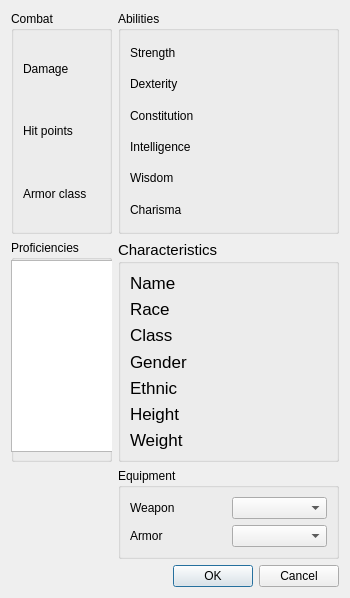
Before: the Qt Designer form pyQTApp/qt_designer_widgets/character_dialog.ui in codingame-team/DnD-5th-Edition-API, drawn with Qt 5.
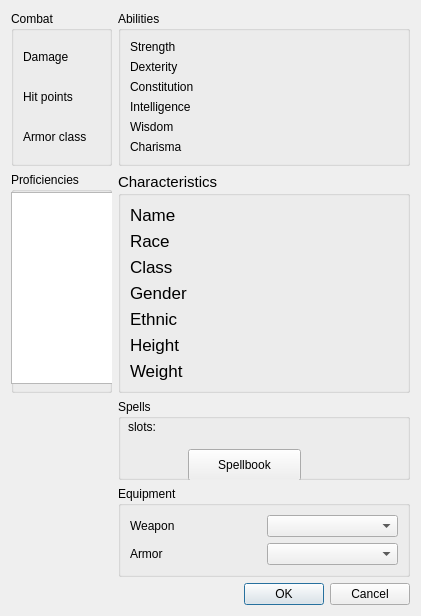
After: the same form once the commit is applied.

Commit message: add spells dialog widget for character sheet

The edit to the form file:
```diff
--- a/pyQTApp/qt_designer_widgets/character_dialog.ui
+++ b/pyQTApp/qt_designer_widgets/character_dialog.ui
@@ -6,14 +6,21 @@
    <rect>
     <x>0</x>
     <y>0</y>
-    <width>350</width>
-    <height>598</height>
+    <width>421</width>
+    <height>616</height>
    </rect>
   </property>
   <property name="windowTitle">
    <string>Dialog</string>
   </property>
   <layout class="QGridLayout" name="gridLayout_7">
+   <item row="7" column="1">
+    <widget class="QDialogButtonBox" name="buttonBox">
+     <property name="standardButtons">
+      <set>QDialogButtonBox::Cancel|QDialogButtonBox::Ok</set>
+     </property>
+    </widget>
+   </item>
    <item row="3" column="0">
     <widget class="QGroupBox" name="combat_GroupBox">
      <property name="title">
@@ -68,6 +75,55 @@
      </layout>
     </widget>
    </item>
+   <item row="4" column="0">
+    <widget class="QGroupBox" name="groupBox">
+     <property name="title">
+      <string>Proficiencies</string>
+     </property>
+     <widget class="QListWidget" name="proficienciesView">
+      <property name="geometry">
+       <rect>
+        <x>0</x>
+        <y>20</y>
+        <width>256</width>
+        <height>192</height>
+       </rect>
+      </property>
+     </widget>
+    </widget>
+   </item>
+   <item row="6" column="1">
+    <widget class="QGroupBox" name="equipment_groupBox">
+     <property name="title">
+      <string>Equipment</string>
+     </property>
+     <layout class="QGridLayout" name="gridLayout_6">
+      <property name="sizeConstraint">
+       <enum>QLayout::SetMinAndMaxSize</enum>
+      </property>
+      <item row="2" column="0">
+       <widget class="QLabel" name="label_21">
+        <property name="text">
+         <string>Armor</string>
+        </property>
+       </widget>
+      </item>
+      <item row="1" column="0">
+       <widget class="QLabel" name="label_20">
+        <property name="text">
+         <string>Weapon</string>
+        </property>
+       </widget>
+      </item>
+      <item row="1" column="1">
+       <widget class="QComboBox" name="weapon_cbx"/>
+      </item>
+      <item row="2" column="1">
+       <widget class="QComboBox" name="armor_cbx"/>
+      </item>
+     </layout>
+    </widget>
+   </item>
    <item row="3" column="1">
     <widget class="QGroupBox" name="abilities_GroupBox">
      <property name="title">
@@ -164,55 +220,6 @@
      </layout>
     </widget>
    </item>
-   <item row="5" column="1">
-    <widget class="QGroupBox" name="equipment_groupBox">
-     <property name="title">
-      <string>Equipment</string>
-     </property>
-     <layout class="QGridLayout" name="gridLayout_6">
-      <property name="sizeConstraint">
-       <enum>QLayout::SetMinAndMaxSize</enum>
-      </property>
-      <item row="0" column="0">
-       <widget class="QLabel" name="label_20">
-        <property name="text">
-         <string>Weapon</string>
-        </property>
-       </widget>
-      </item>
-      <item row="0" column="1">
-       <widget class="QComboBox" name="weapon_cbx"/>
-      </item>
-      <item row="1" column="0">
-       <widget class="QLabel" name="label_21">
-        <property name="text">
-         <string>Armor</string>
-        </property>
-       </widget>
-      </item>
-      <item row="1" column="1">
-       <widget class="QComboBox" name="armor_cbx"/>
-      </item>
-     </layout>
-    </widget>
-   </item>
-   <item row="4" column="0">
-    <widget class="QGroupBox" name="groupBox">
-     <property name="title">
-      <string>Proficiencies</string>
-     </property>
-     <widget class="QListWidget" name="proficienciesView">
-      <property name="geometry">
-       <rect>
-        <x>0</x>
-        <y>20</y>
-        <width>256</width>
-        <height>192</height>
-       </rect>
-      </property>
-     </widget>
-    </widget>
-   </item>
    <item row="4" column="1">
     <widget class="QGroupBox" name="char_GroupBox">
      <property name="font">
@@ -411,14 +418,74 @@
      </layout>
     </widget>
    </item>
-   <item row="6" column="1">
-    <widget class="QDialogButtonBox" name="buttonBox">
-     <property name="standardButtons">
-      <set>QDialogButtonBox::Cancel|QDialogButtonBox::Ok</set>
+   <item row="5" column="1">
+    <widget class="QGroupBox" name="groupBox_2">
+     <property name="sizePolicy">
+      <sizepolicy hsizetype="Preferred" vsizetype="Minimum">
+       <horstretch>0</horstretch>
+       <verstretch>0</verstretch>
+      </sizepolicy>
      </property>
+     <property name="title">
+      <string>Spells</string>
+     </property>
+     <widget class="QLabel" name="slots_label">
+      <property name="geometry">
+       <rect>
+        <x>50</x>
+        <y>20</y>
+        <width>191</width>
+        <height>21</height>
+       </rect>
+      </property>
+      <property name="sizePolicy">
+       <sizepolicy hsizetype="MinimumExpanding" vsizetype="Preferred">
+        <horstretch>0</horstretch>
+        <verstretch>0</verstretch>
+       </sizepolicy>
+      </property>
+      <property name="font">
+       <font>
+        <weight>75</weight>
+        <bold>true</bold>
+       </font>
+      </property>
+      <property name="text">
+       <string/>
+      </property>
+      <property name="alignment">
+       <set>Qt::AlignCenter</set>
+      </property>
+     </widget>
+     <widget class="QPushButton" name="spellBookButton">
+      <property name="geometry">
+       <rect>
+        <x>70</x>
+        <y>50</y>
+        <width>113</width>
+        <height>32</height>
+       </rect>
+      </property>
+      <property name="text">
+       <string>Spellbook</string>
+      </property>
+     </widget>
+     <widget class="QLabel" name="label_9">
+      <property name="geometry">
+       <rect>
+        <x>10</x>
+        <y>20</y>
+        <width>31</width>
+        <height>16</height>
+       </rect>
+      </property>
+      <property name="text">
+       <string>slots:</string>
+      </property>
+     </widget>
     </widget>
    </item>
-   <item row="5" column="0">
+   <item row="5" column="0" rowspan="2">
     <widget class="QLabel" name="pictureLabel">
      <property name="text">
       <string/>
```
Left out of the diff: 126 changed lines with no effect on the pictures. The commit also changes 5 other files.
